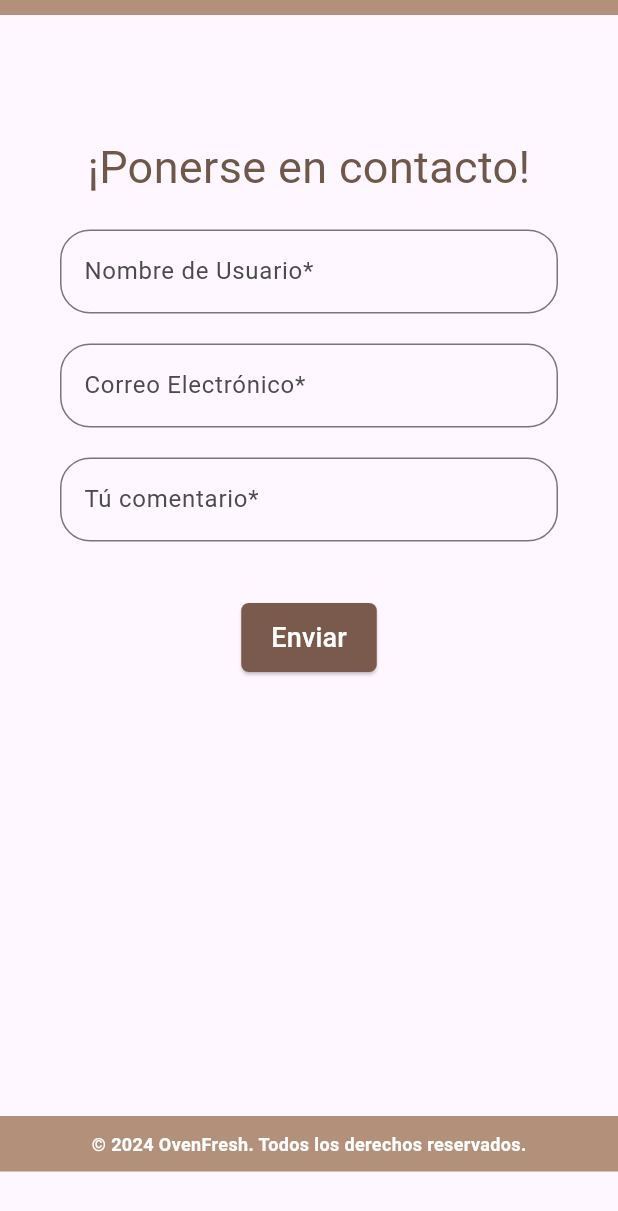
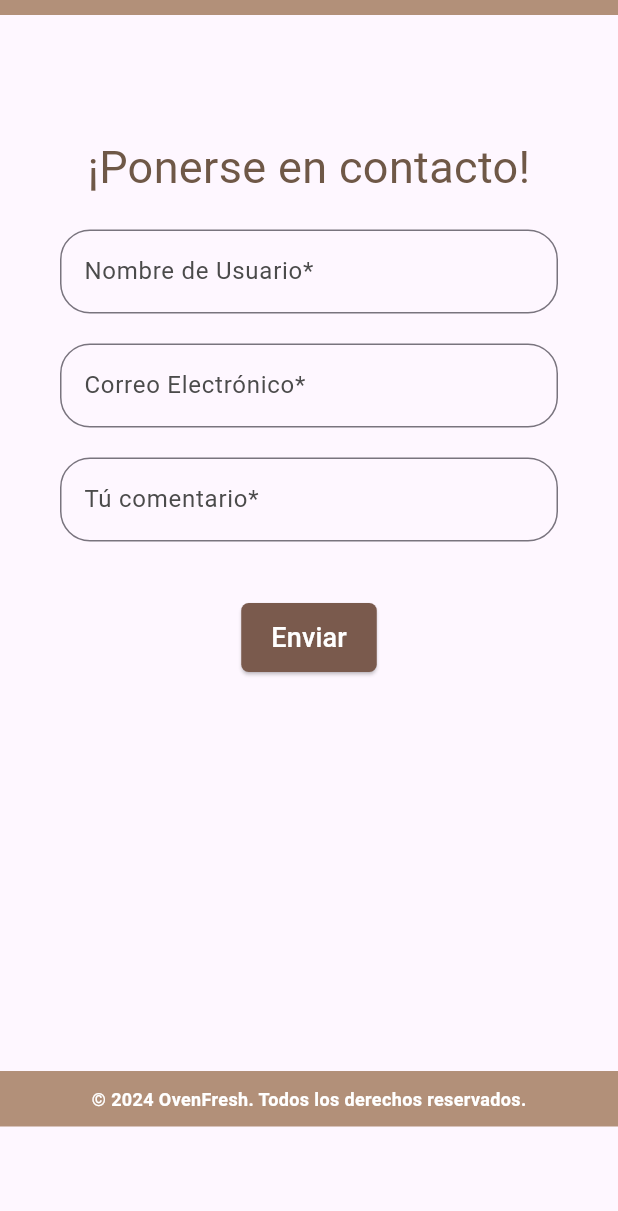
Before and after one commit to anahi188/Panaderia_Proyecto, a Flutter app: the PanaderiaPage screen opened by its route, after a tap on the "menu" icon, after a tap on "Productos", after a tap on "Contáctanos", on a phone screen of 412 x 824 dp. Shown: the top 1211 px of the screen. Run offline on Flutter 3.47's test engine with Material 3 defaults, Android fonts, the light colour scheme and no system bars; our stand-ins replace carousel_slider, cloud_firestore, firebase_core; accounts and stored records are empty; Roboto replaces fonts that are missing (DMSerifDisplay).

Commit message:
proyecto-finalizado

```diff
--- a/lib/main.dart
+++ b/lib/main.dart
@@ -47,7 +47,7 @@ class MyApp extends StatelessWidget {
 
 
       },
-      onGenerateRoute: (Settings){  //ESTO NOS DIRECCIONARA A UNA PAGINA EN CONSTRUCCION, OBVIAMENTE DEBERIAMOS CREAR EL ARCHIVO "ERROR"
+      onGenerateRoute: (Settings){  //PAGINA EN CONSTRUCCION
         return MaterialPageRoute(builder: (context) => ErrorPage());
       }
       );
--- a/lib/pages/contact_page.dart
+++ b/lib/pages/contact_page.dart
@@ -11,7 +11,7 @@ class ContactPage extends StatelessWidget {
 
     return Scaffold(
       appBar: PreferredSize(
-        preferredSize: Size.fromHeight(10.0),
+        preferredSize: const Size.fromHeight(10.0),
         child: AppBar(
           backgroundColor: const Color(0xFFB29079),
           centerTitle: true,
@@ -23,7 +23,7 @@ class ContactPage extends StatelessWidget {
           child: Column(
             mainAxisAlignment: MainAxisAlignment.start,
             children: [
-              SizedBox(height: 80),
+              const SizedBox(height: 80),
               const Text(
                 '¡Ponerse en contacto!',
                 style: TextStyle(
@@ -34,7 +34,7 @@ class ContactPage extends StatelessWidget {
               ),
               const SizedBox(height: 20),
               Padding(
-                padding: EdgeInsets.symmetric(horizontal: 40.0),
+                padding: const EdgeInsets.symmetric(horizontal: 40.0),
                 child: Form(
                   key: _formKey,
                   child: Column(
@@ -43,10 +43,9 @@ class ContactPage extends StatelessWidget {
                         decoration: InputDecoration(
                           border: OutlineInputBorder(
                             borderRadius: BorderRadius.circular(20.0),
-                            //Modificar el borde de radio
                           ),
                           labelText: 'Nombre de Usuario*',
-                          labelStyle: TextStyle(color: const Color.fromARGB(255, 75, 75, 75)),
+                          labelStyle: const TextStyle(color: Color.fromARGB(255, 75, 75, 75)),
                         ),
                         validator: (value) {
                           if (value == null || value.isEmpty) {
@@ -58,14 +57,14 @@ class ContactPage extends StatelessWidget {
                           _nombre = value ?? '';
                         },
                       ),
-                      SizedBox(height: 20),
+                      const SizedBox(height: 20),
                       TextFormField(
                         decoration: InputDecoration(
                           border: OutlineInputBorder(
                             borderRadius: BorderRadius.circular(20.0),
                           ),
                           labelText: 'Correo Electrónico*',
-                          labelStyle: TextStyle(color: const Color.fromARGB(255, 75, 75, 75)),
+                          labelStyle: const TextStyle(color: Color.fromARGB(255, 75, 75, 75)),
                         ),
                         validator: (value) {
                           if (value == null || value.isEmpty) {
@@ -74,7 +73,7 @@ class ContactPage extends StatelessWidget {
                           return null;
                         },
                       ),
-                      SizedBox(height: 20),
+                      const SizedBox(height: 20),
                       TextFormField(
                         decoration: InputDecoration(
                           border: OutlineInputBorder(
@@ -82,7 +81,7 @@ class ContactPage extends StatelessWidget {
                             //Modificar el borde de radio
                           ),
                           labelText: 'Tú comentario*',
-                          labelStyle: TextStyle(color: const Color.fromARGB(255, 75, 75, 75)),
+                          labelStyle: const TextStyle(color: Color.fromARGB(255, 75, 75, 75)),
                         ),
                         validator: (value) {
                           if (value == null || value.isEmpty) {
@@ -104,14 +103,11 @@ class ContactPage extends StatelessWidget {
                 onPressed: () {
                   if (_formKey.currentState!.validate()) {
                     _formKey.currentState!.save();
-                    // Procesar la autenticación aquí
-                    print("El nombre es $_nombre y su password es $_password");
-                    // Navegar a la siguiente pantalla
                     Navigator.pushNamed(context, "/");
                   }
                 },
                 style: ElevatedButton.styleFrom(
-                  padding: EdgeInsets.symmetric(
+                  padding: const EdgeInsets.symmetric(
                     horizontal: 20,
                     vertical: 10,
                   ),
@@ -122,8 +118,9 @@ class ContactPage extends StatelessWidget {
                 ),
                 child: const Text('Enviar', style: TextStyle(fontSize: 18, color: Colors.white)),
               ),
+
               //PIE DE PAGINA
-                const SizedBox(height: 295),
+                const SizedBox(height: 265),
                 Container(
                   color: const Color(0xFFB29079),
                   padding: const EdgeInsets.symmetric(vertical: 10.0),
--- a/lib/pages/error_page.dart
+++ b/lib/pages/error_page.dart
@@ -13,7 +13,7 @@ class _ErrorPageState extends State<ErrorPage> {
   Widget build(BuildContext context) {
     return Scaffold(
       appBar: AppBar(
-        title: Text("Pagina en construcción"),
+        title: const Text("Pagina en construcción"),
       ),
       body: const Center(
         child: Text("Pagina en construcción"),
--- a/lib/pages/panaderia_page.dart
+++ b/lib/pages/panaderia_page.dart
@@ -24,14 +24,14 @@ class PanaderiaPage extends StatelessWidget {
       drawer: Drawer(
         // MENU DRAWER
         child: Container(
-          decoration: BoxDecoration(
-            color: const Color(0xFFE1DACA), // Fondo menu
+          decoration: const BoxDecoration(
+            color: Color(0xFFE1DACA), // Fondo menu
           ),
           child: ListView(
             children: [
-              Center(
+              const Center(
                 child: Padding(
-                  padding: const EdgeInsets.only(top: 30.0),
+                  padding: EdgeInsets.only(top: 30.0),
                   child: Text(
                     'OvenFresh',
                     textAlign: TextAlign.center, // Centra el texto
@@ -43,7 +43,7 @@ class PanaderiaPage extends StatelessWidget {
                   ),
                 ),
               ),
-              SizedBox(height: 60),
+              const SizedBox(height: 60),
               ListTile(
                 leading: const Icon(Icons.home),
                 title: const Text("Inicio"),
@@ -56,21 +56,21 @@ class PanaderiaPage extends StatelessWidget {
                 leading: const Icon(Icons.shopping_cart),
                 title: const Text("Productos"),
                 iconColor: const Color.fromARGB(255, 92, 77, 66),
-                trailing: Icon(Icons.arrow_drop_down_outlined),
+                trailing: const Icon(Icons.arrow_drop_down_outlined),
                 children: [
                   ListTile(
                     title: const Text("Pastelería"),
                     onTap: () {
                       Navigator.pushNamed(context, "/pasteleria");
-                    }, //poner la ruta
-                    contentPadding: EdgeInsets.only(left: 70.0),
+                    },
+                    contentPadding: const EdgeInsets.only(left: 70.0),
                   ),
                   ListTile(
                     title: const Text("Panadería"),
                     onTap: () {
                       Navigator.pushNamed(context, "/panaderia");
                     },
-                    contentPadding: EdgeInsets.only(left: 70.0),
+                    contentPadding: const EdgeInsets.only(left: 70.0),
                   ),
                 ],
               ),
--- a/lib/services/firebase_service.dart
+++ b/lib/services/firebase_service.dart
@@ -48,4 +48,5 @@ Future<Map<String, dynamic>?> authenticateUser(String nameOrEmail, String passwo
   }
 
   return null;
+
 }
```
Also changed, not shown: lib/pages/description_page.dart (+5 -5 lines), lib/pages/option_page.dart (deleted, +0 -76 lines), lib/pages/pasteleria_page.dart (+4 -4 lines), lib/pages/register_page.dart (+11 -11 lines), lib/pages/shoppingCart_page.dart (+76 -16 lines), lib/pages/welcomeRegister_page.dart (+9 -9 lines), lib/pages/welcome_page.dart (+8 -23 lines).
